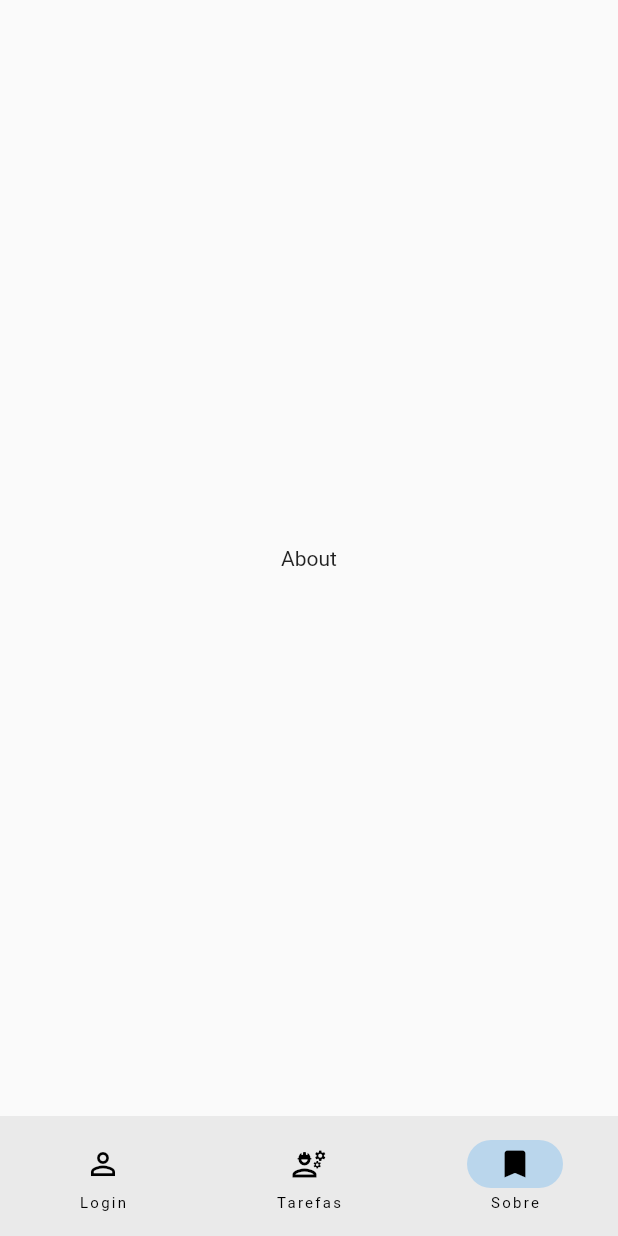
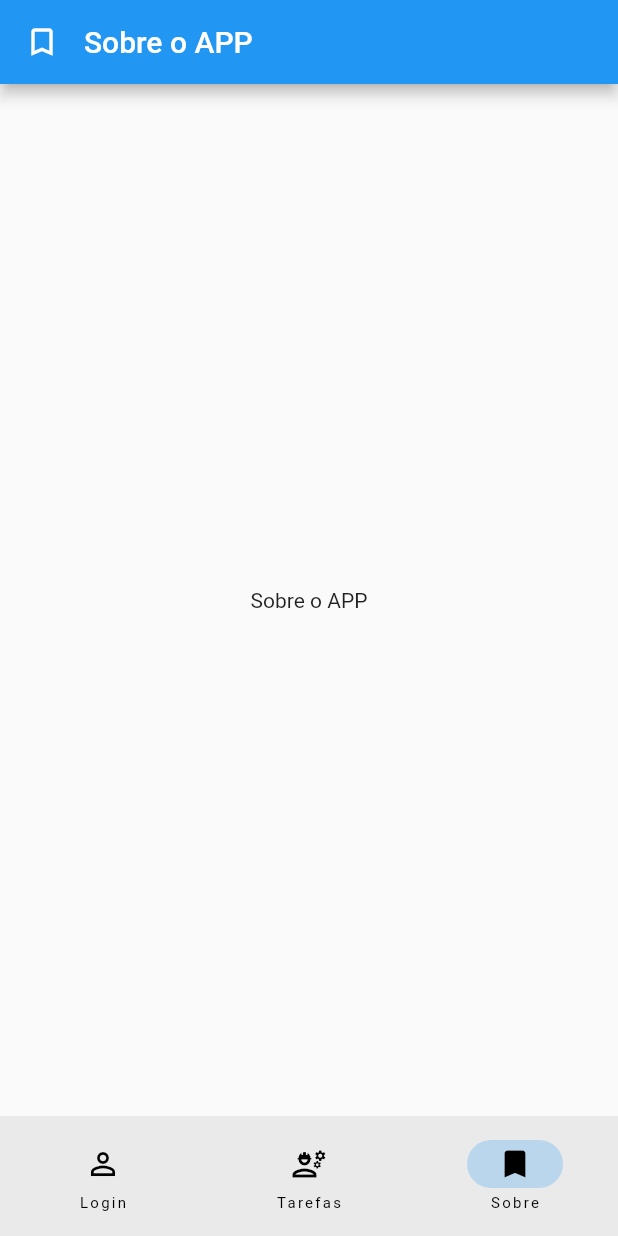
Before and after one commit to EmaurFlorencio/list, a Flutter app: the screen it shows after launch, item 3 of the bottom bar chosen, on a phone screen of 412 x 824 dp. Run offline on Flutter 3.47's test engine with Material 2 defaults, Android fonts, the phone set to English and light mode, and no system bars; our stand-ins replace flutter_slidable.

Commit message:
Inclusão da about page

```diff
--- a/list/lib/main.dart
+++ b/list/lib/main.dart
@@ -1,4 +1,5 @@
 import 'package:flutter/material.dart';
+import 'package:list/pages/about_page.dart';
 import 'package:list/pages/todo_list_page.dart';
 
 void main() {
@@ -26,11 +27,11 @@ class _MyAppState extends State<MyApp> {
               'Login',
             ),
           ),
-          Center(child: TodoListPage()),
           Center(
-            child: Text(
-              'About',
-            ),
+            child: TodoListPage(),
+          ),
+          Center(
+            child: AboutPage(),
           ),
         ][selectedPageIndex],
         bottomNavigationBar: NavigationBar(
--- /dev/null
+++ b/list/lib/pages/about_page.dart
@@ -0,0 +1,28 @@
+import 'package:flutter/material.dart';
+
+class AboutPage extends StatefulWidget {
+  const AboutPage({super.key});
+
+  @override
+  State<AboutPage> createState() => _AboutPage();
+}
+
+class _AboutPage extends State<AboutPage> {
+  @override
+  Widget build(BuildContext context) {
+    return Scaffold(
+      appBar: AppBar(
+        title: Row(
+          children: [
+            Icon(Icons.bookmark_border),
+            SizedBox(width: 16),
+            Center(child: const Text('Sobre o APP')),
+          ],
+        ),
+      ),
+      body: Center(
+        child: const Text('Sobre o APP'),
+      ),
+    );
+  }
+}
--- a/list/lib/pages/todo_list_page.dart
+++ b/list/lib/pages/todo_list_page.dart
@@ -20,6 +20,15 @@ class _TodoListPageState extends State<TodoListPage> {
   Widget build(BuildContext context) {
     return SafeArea(
       child: Scaffold(
+        appBar: AppBar(
+          title: Row(
+            children: [
+              Icon(Icons.engineering_outlined),
+              SizedBox(width: 16),
+              Center(child: const Text('Minha Lista')),
+            ],
+          ),
+        ),
         body: Center(
           child: Padding(
             padding: const EdgeInsets.all(16),
```
